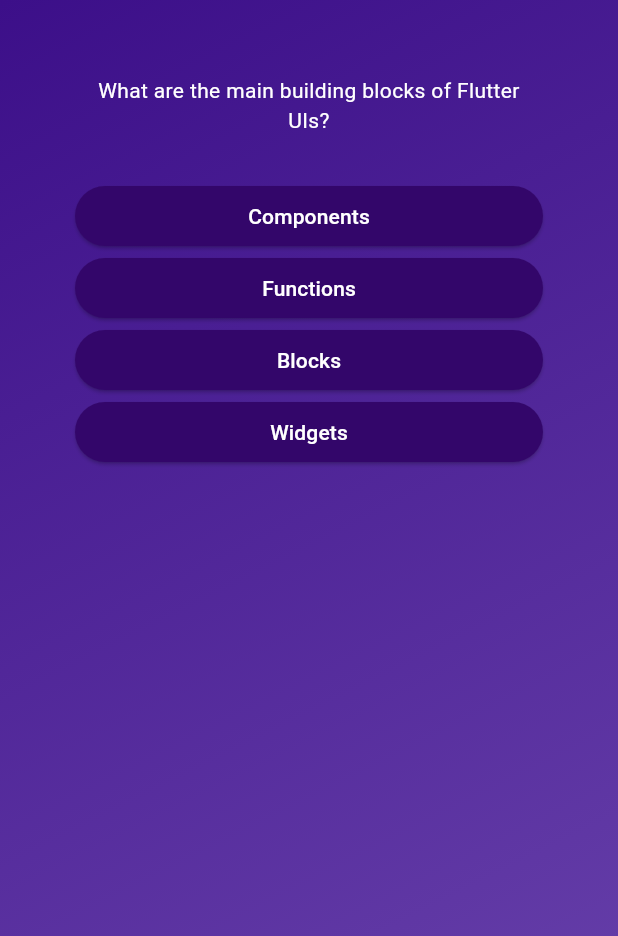
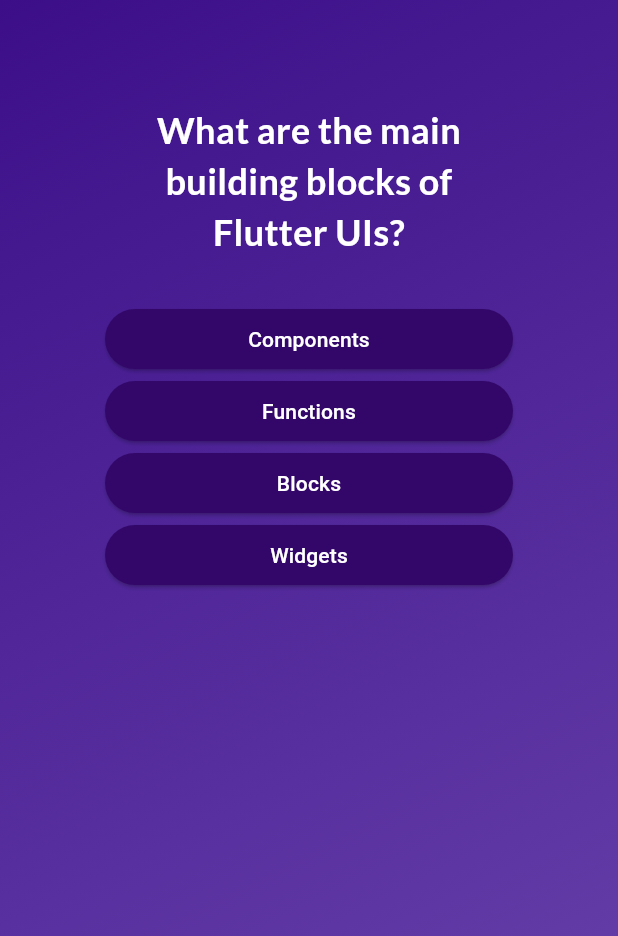
Before and after one commit to TugayKafa/Flutter-And-Dart-Course, a Flutter app: the screen it shows after launch, after a tap on "Start Quiz", on a phone screen of 412 x 824 dp. Shown: the top 936 px of the screen. Run offline on Flutter 3.47's test engine with Material 3 defaults, Android fonts, the phone set to English and light mode, and no system bars; our stand-ins replace google_fonts.

Commit message:
Added GoogleFonts library

```diff
--- a/quiz_app/lib/answear_button.dart
+++ b/quiz_app/lib/answer_button.dart
@@ -1,7 +1,7 @@
 import 'package:flutter/material.dart';
 
-class AnswearButton extends StatelessWidget {
-  const AnswearButton({
+class AnswerButton extends StatelessWidget {
+  const AnswerButton({
     super.key,
     required this.answerText,
     required this.onTap,
@@ -20,7 +20,7 @@ class AnswearButton extends StatelessWidget {
         foregroundColor: Colors.white,
         shape: RoundedRectangleBorder(borderRadius: BorderRadius.circular(40)),
       ),
-      child: Text(answerText),
+      child: Text(answerText, textAlign: TextAlign.center,),
     );
   }
 }
--- a/quiz_app/lib/questions_screen.dart
+++ b/quiz_app/lib/questions_screen.dart
@@ -1,6 +1,7 @@
 import 'package:flutter/material.dart';
-import 'package:quiz_app/answear_button.dart';
+import 'package:quiz_app/answer_button.dart';
 import 'package:quiz_app/data/questions.dart';
+import 'package:google_fonts/google_fonts.dart';
 
 class QuestionsScreen extends StatefulWidget {
   const QuestionsScreen({super.key});
@@ -12,14 +13,22 @@ class QuestionsScreen extends StatefulWidget {
 }
 
 class _QuestionsScreenState extends State<QuestionsScreen> {
+  var currentQuestionIndex = 0;
+
+  void answerQuestion() {
+    setState(() {
+      currentQuestionIndex++;
+    });
+  }
+
   @override
   Widget build(BuildContext context) {
-    final currentQuestion = questions[0];
+    final currentQuestion = questions[currentQuestionIndex];
 
     return SizedBox(
       width: double.infinity,
       child: Container(
-        margin: const EdgeInsets.all(50),
+        margin: const EdgeInsets.all(70),
         child: Column(
           children: [
             Column(
@@ -28,12 +37,16 @@ class _QuestionsScreenState extends State<QuestionsScreen> {
               children: [
                 Text(
                   currentQuestion.text,
-                  style: TextStyle(color: Colors.white),
+                  style: GoogleFonts.lato(
+                    color: Colors.white,
+                    fontSize: 24,
+                    fontWeight: FontWeight.bold,
+                  ),
                   textAlign: TextAlign.center,
                 ),
                 const SizedBox(height: 30),
                 ...currentQuestion.getShuffledAnswerd().map((answer) {
-                  return AnswearButton(answerText: answer, onTap: () {});
+                  return AnswerButton(answerText: answer, onTap: answerQuestion);
                 }),
               ],
             ),
--- a/quiz_app/lib/start_screen.dart
+++ b/quiz_app/lib/start_screen.dart
@@ -1,4 +1,5 @@
 import 'package:flutter/material.dart';
+import 'package:google_fonts/google_fonts.dart';
 
 class StartScreen extends StatelessWidget {
   const StartScreen(this.startQuiz, {super.key});
@@ -17,9 +18,9 @@ class StartScreen extends StatelessWidget {
             color: const Color.fromARGB(150, 255, 255, 255),
           ),
           const SizedBox(height: 80),
-          const Text(
+          Text(
             'Learn Flutter the fun way!',
-            style: TextStyle(color: Colors.white),
+            style: GoogleFonts.lato(color: Colors.white, fontSize: 24),
           ),
           const SizedBox(height: 30),
           OutlinedButton.icon(
--- a/quiz_app/pubspec.yaml
+++ b/quiz_app/pubspec.yaml
@@ -34,6 +34,7 @@ dependencies:
   # The following adds the Cupertino Icons font to your application.
   # Use with the CupertinoIcons class for iOS style icons.
   cupertino_icons: ^1.0.8
+  google_fonts: ^8.0.2
 
 dev_dependencies:
   flutter_test:
```
